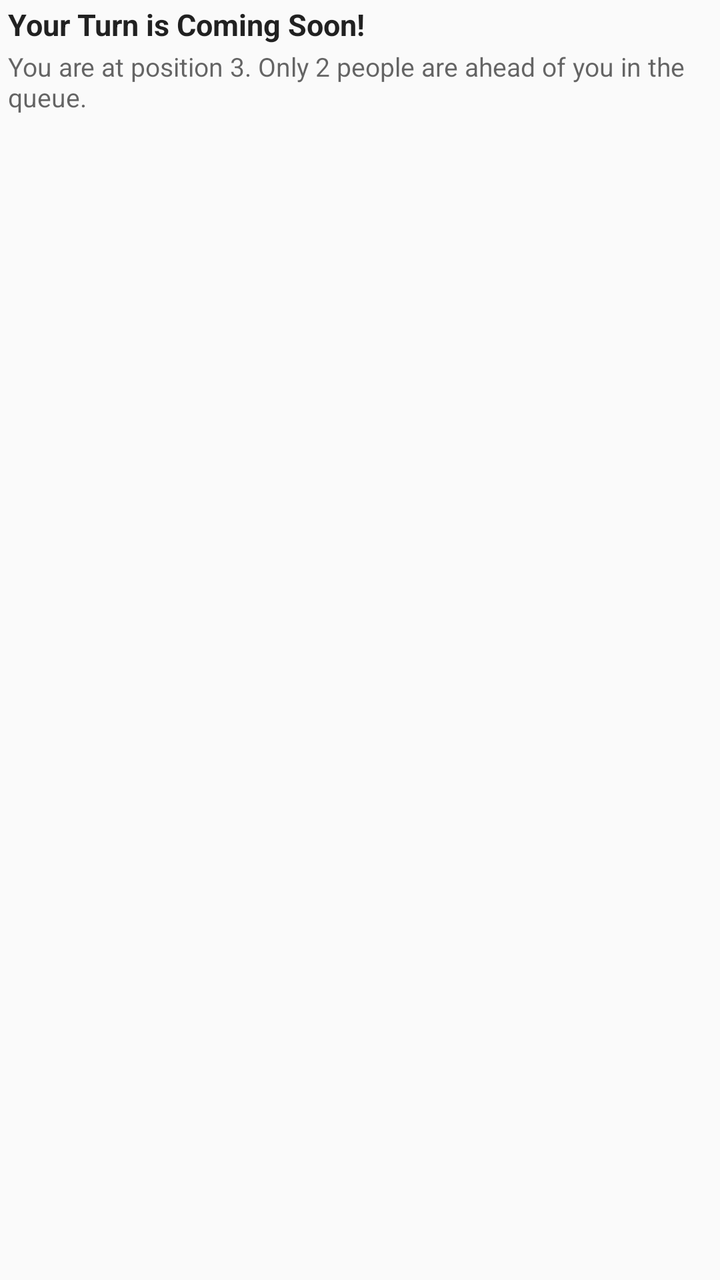
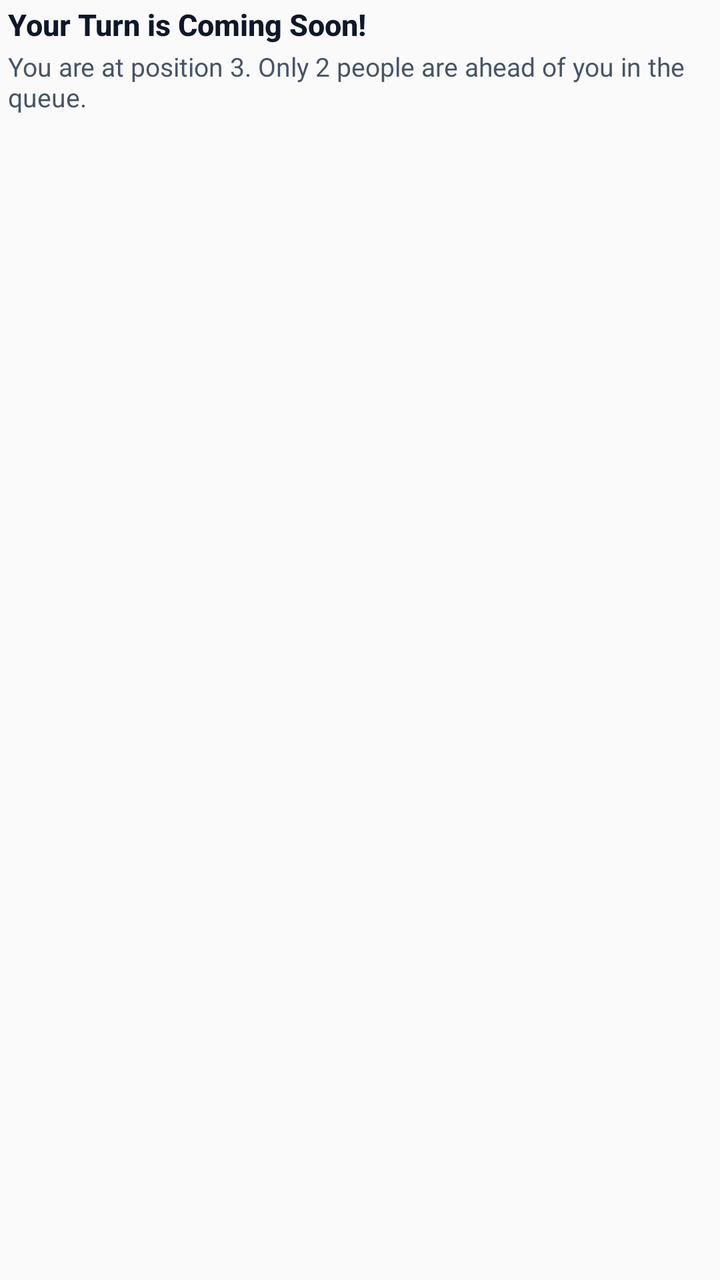

Before-and-after screenshots of an Android layout around one commit, followed by the original layout XML and the change that was made.
<!-- AndroidManifest.xml: application theme Theme.DactorPatient -->
<!-- res/layout/notification_dactor_collapsed.xml -->
<?xml version="1.0" encoding="utf-8"?>
<LinearLayout xmlns:android="http://schemas.android.com/apk/res/android"
    android:layout_width="match_parent"
    android:layout_height="wrap_content"
    android:orientation="vertical"
    android:paddingStart="4dp"
    android:paddingEnd="4dp"
    android:paddingTop="2dp"
    android:paddingBottom="2dp"
    android:background="@android:color/transparent">

    <TextView
        android:id="@+id/notif_title"
        android:layout_width="match_parent"
        android:layout_height="wrap_content"
        android:text="Your Turn is Coming Soon!"
        android:textColor="?android:attr/textColorPrimary"
        android:textSize="15sp"
        android:textStyle="bold"
        android:maxLines="1"
        android:ellipsize="end" />

    <TextView
        android:id="@+id/notif_body"
        android:layout_width="match_parent"
        android:layout_height="wrap_content"
        android:layout_marginTop="2dp"
        android:text="You are at position 3. Only 2 people are ahead of you in the queue."
        android:textColor="?android:attr/textColorSecondary"
        android:textSize="13sp"
        android:maxLines="2"
        android:ellipsize="end" />
</LinearLayout>
<!-- resources referenced by this layout -->
<resources>
  <style name="Theme.DactorPatient" parent="android:Theme.Material.Light.NoActionBar" />
</resources>

<!-- the commit's change to res/layout/notification_dactor_collapsed.xml (unified diff, before → after) -->
@@ -11,10 +11,11 @@
 
     <TextView
         android:id="@+id/notif_title"
+        style="@style/TextAppearance.Compat.Notification.Title"
         android:layout_width="match_parent"
         android:layout_height="wrap_content"
         android:text="Your Turn is Coming Soon!"
-        android:textColor="?android:attr/textColorPrimary"
+        android:textColor="@color/notif_text_primary"
         android:textSize="15sp"
         android:textStyle="bold"
         android:maxLines="1"
@@ -22,11 +23,12 @@
 
     <TextView
         android:id="@+id/notif_body"
+        style="@style/TextAppearance.Compat.Notification.Line2"
         android:layout_width="match_parent"
         android:layout_height="wrap_content"
         android:layout_marginTop="2dp"
         android:text="You are at position 3. Only 2 people are ahead of you in the queue."
-        android:textColor="?android:attr/textColorSecondary"
+        android:textColor="@color/notif_text_secondary"
         android:textSize="13sp"
         android:maxLines="2"
         android:ellipsize="end" />
<!-- resource entries referenced after the edit -->
@@ -1,5 +1,7 @@
 <!-- resources referenced by this layout -->
 <resources>
+  <color name="notif_text_primary">#0F172A</color>
+  <color name="notif_text_secondary">#475569</color>
   <style name="Theme.DactorPatient" parent="android:Theme.Material.Light.NoActionBar" />
 </resources>
 
